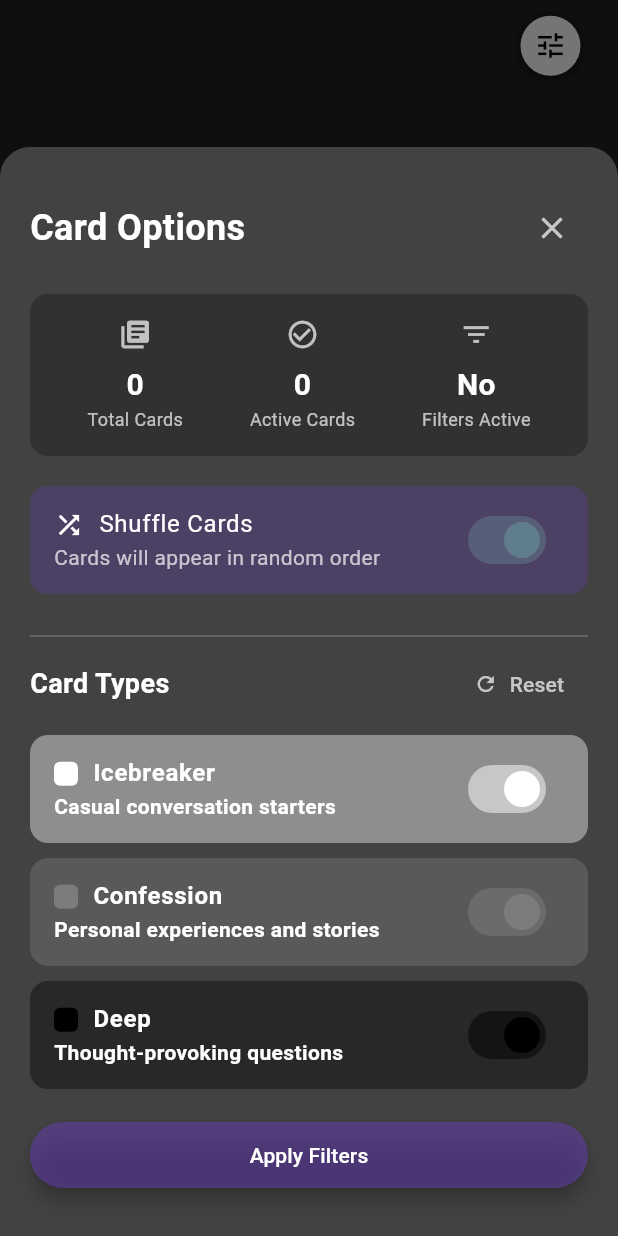
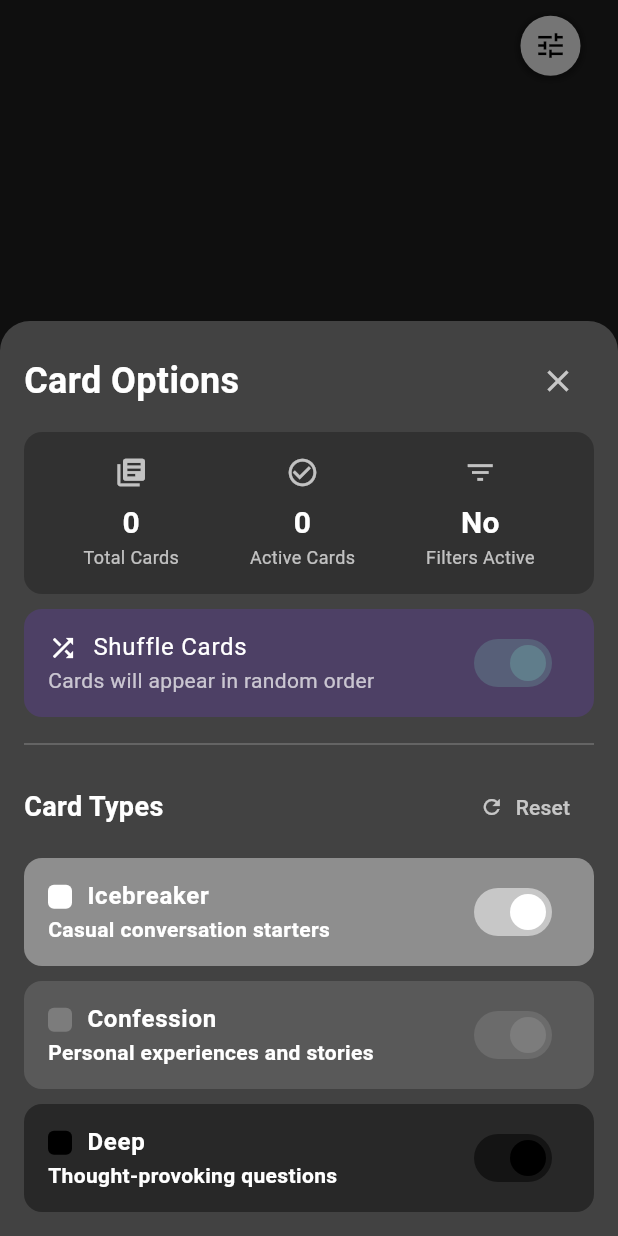
Before and after one commit to Tortillachief/Deep, a Flutter app: the screen it shows after launch, after a tap on the "tune" icon, on a phone screen of 412 x 824 dp. Run offline on Flutter 3.47's test engine with Material 3 defaults, Android fonts, the phone set to English and light mode, and no system bars; our stand-ins replace drift, shared_preferences; accounts and stored records are empty; generated files the repository leaves out were written again.

Commit message:
Remove filters button, get spacing better

```diff
--- a/lib/widgets/options_menu.dart
+++ b/lib/widgets/options_menu.dart
@@ -14,6 +14,8 @@ class OptionsMenu extends StatelessWidget {
     required this.onOptionsApplied,
   });
 
+  static const optionsSpacing = 10.0;
+
   @override
   Widget build(BuildContext context) {
     final cardService = context.read<CardService>();
@@ -22,8 +24,9 @@ class OptionsMenu extends StatelessWidget {
     return StatefulBuilder(
       builder: (context, setModalState) {
         return Padding(
-          padding: const EdgeInsets.symmetric(vertical: 30.0, horizontal: 20.0),
+          padding: const EdgeInsets.all(16),
           child: Column(
+            spacing: optionsSpacing,
             mainAxisSize: MainAxisSize.min,
             crossAxisAlignment: CrossAxisAlignment.start,
             children: [
@@ -48,7 +51,6 @@ class OptionsMenu extends StatelessWidget {
                   ),
                 ],
               ),
-              const SizedBox(height: 20),
 
               // Stats section
               Container(
@@ -82,7 +84,6 @@ class OptionsMenu extends StatelessWidget {
                   ],
                 ),
               ),
-              const SizedBox(height: 20),
 
               // Shuffle toggle
               AnimatedContainer(
@@ -127,7 +128,6 @@ class OptionsMenu extends StatelessWidget {
                 ),
               ),
 
-              const SizedBox(height: 20),
               const Divider(color: Colors.white24),
 
               Row(
@@ -165,7 +165,6 @@ class OptionsMenu extends StatelessWidget {
                 ],
               ),
 
-              const SizedBox(height: 10),
 
               // Card type selectors
               _buildCardTypeSelector(
@@ -183,7 +182,6 @@ class OptionsMenu extends StatelessWidget {
                 },
               ),
 
-              const SizedBox(height: 10),
 
               _buildCardTypeSelector(
                 setModalState: setModalState,
@@ -200,7 +198,6 @@ class OptionsMenu extends StatelessWidget {
                 },
               ),
 
-              const SizedBox(height: 10),
 
               _buildCardTypeSelector(
                 setModalState: setModalState,
@@ -213,31 +210,6 @@ class OptionsMenu extends StatelessWidget {
                   cardService.toggleCardTypeFilter(GameCardType.deep, value);
                   settingsProvider.toggleCardType(GameCardType.deep, value);
                 },
-              ),
-
-              // Apply filters button
-              const SizedBox(height: 20),
-              Center(
-                child: ElevatedButton(
-                  onPressed: () {
-                    Navigator.pop(context);
-                    onOptionsApplied(); // Get next card with new filters
-                  },
-                  style: ElevatedButton.styleFrom(
-                    backgroundColor:
-                        ColorUtils.withOpacity(Colors.deepPurple, 0.5),
-                    foregroundColor: Colors.white,
-                    elevation: 5,
-                    padding: const EdgeInsets.symmetric(
-                        horizontal: 32, vertical: 12),
-                    shape: RoundedRectangleBorder(
-                      borderRadius: BorderRadius.circular(30),
-                    ),
-                  ),
-                  child: const Center(
-                    child: Text('Apply Filters'),
-                  ),
-                ),
               ),
             ],
           ),
```
